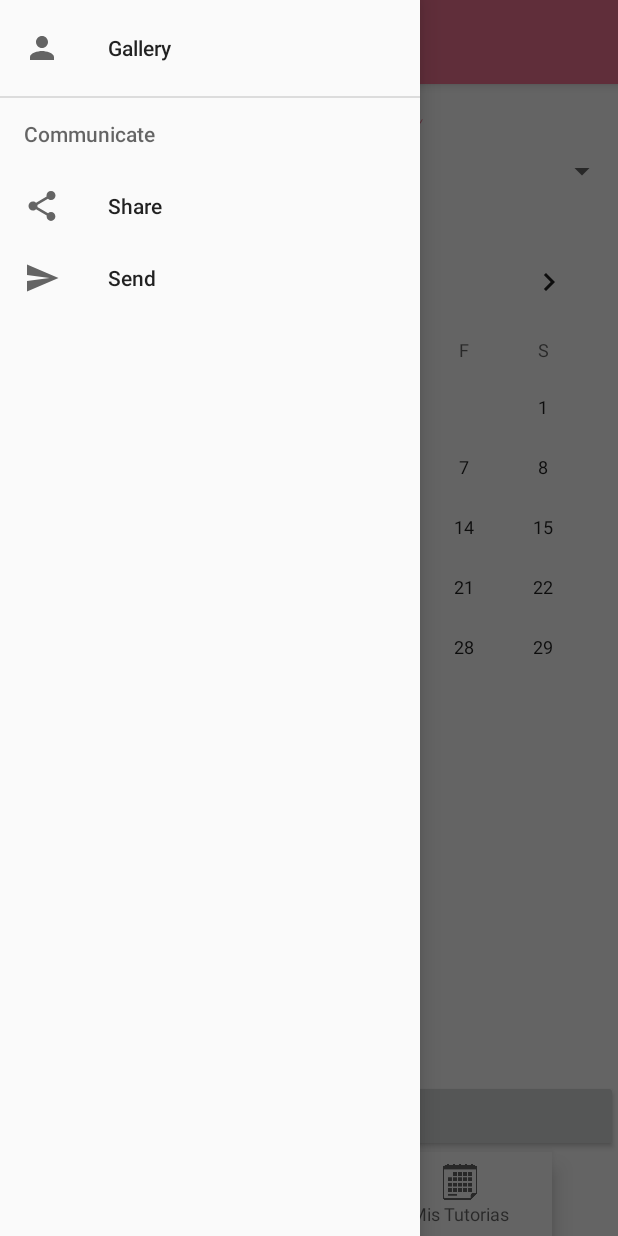
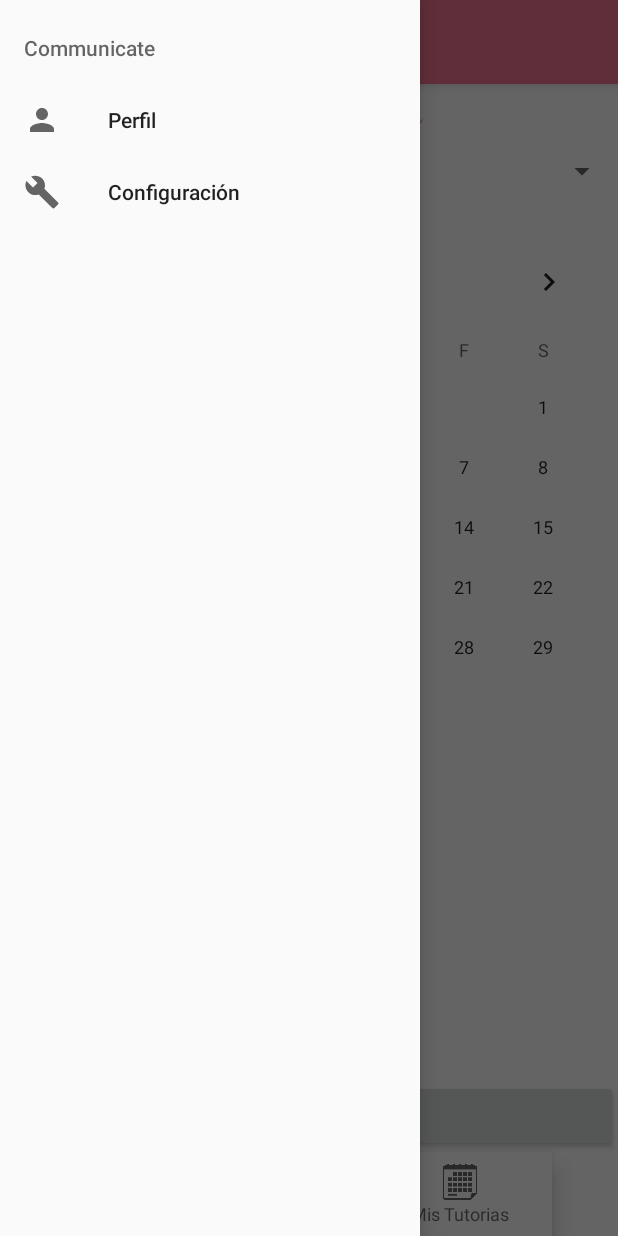
Before and after one commit to andresvega82/COSW-2017-ForeignMobile, an Android app: the NewTutorialActivity screen opened directly, with no data from a screen before it, with the side drawer open, on a phone screen of 412 x 824 dp. Run offline under Robolectric (Android 15) with nearby library versions, the phone set to English and light mode, and no system bars.

Commit message:
Vista perfil

```diff
--- a/app/src/main/AndroidManifest.xml
+++ b/app/src/main/AndroidManifest.xml
@@ -21,6 +21,9 @@
         <activity android:name=".ui.activity.Registrer2Activity">
 
         </activity>
+        <activity android:name=".ui.activity.ProfileActivity">
+
+        </activity>
         <activity android:name=".ui.activity.LoginActivity">
             <intent-filter>
                 <action android:name="android.intent.action.MAIN" />
--- a/app/src/main/java/edu/eci/com/foreignmobile/ui/activity/LoginActivity.java
+++ b/app/src/main/java/edu/eci/com/foreignmobile/ui/activity/LoginActivity.java
@@ -47,7 +47,7 @@ public class LoginActivity extends AppCompatActivity implements FirebaseAuth.Aut
                 @Override
                 public void onComplete(@NonNull Task<AuthResult> task) {
                     if (task.isSuccessful()) {
-                        viewTutorial();
+                        viewTutorial(task.getResult().getUser().getUid());
                     }
                 }
             });
@@ -61,13 +61,13 @@ public class LoginActivity extends AppCompatActivity implements FirebaseAuth.Aut
 
     @Override
     public void onAuthStateChanged(@NonNull FirebaseAuth firebaseAuth) {
-
     }
 
-    public void viewTutorial(){
+    public void viewTutorial(String userId){
         ProgressBar pr = (ProgressBar) findViewById(R.id.progressBar2);
         pr.setVisibility(View.GONE);
         Intent next = new Intent(this,NewTutorialActivity.class);
+        next.putExtra("userId",userId);
         startActivity(next);
     }
 }
--- a/app/src/main/java/edu/eci/com/foreignmobile/ui/activity/NewTutorialActivity.java
+++ b/app/src/main/java/edu/eci/com/foreignmobile/ui/activity/NewTutorialActivity.java
@@ -1,5 +1,6 @@
 package edu.eci.com.foreignmobile.ui.activity;
 
+import android.content.Intent;
 import android.graphics.drawable.Drawable;
 import android.support.annotation.NonNull;
 import android.support.design.widget.NavigationView;
@@ -27,7 +28,7 @@ import edu.eci.com.foreignmobile.entities.Tutor;
 
 public class NewTutorialActivity extends AppCompatActivity
         implements NavigationView.OnNavigationItemSelectedListener {
-
+    String userId="";
     Spinner listLanguages;
     String[] languages = {"¿Qué idioma quieres practicar?","English", "Español", "Portugues", "Deutsch"};
     String[] tutorias = { "tutor 1", "tutor 2", "tutor 3", "tutor 4"};
@@ -40,6 +41,8 @@ public class NewTutorialActivity extends AppCompatActivity
     protected void onCreate(Bundle savedInstanceState) {
         super.onCreate(savedInstanceState);
         setContentView(R.layout.activity_new_tutorial);
+        Intent intent = getIntent();
+        userId = intent.getStringExtra("userId");
 
         ///
         Toolbar toolbar = (Toolbar) findViewById(R.id.toolbar);
@@ -207,4 +210,10 @@ public class NewTutorialActivity extends AppCompatActivity
     public boolean onNavigationItemSelected(@NonNull MenuItem item) {
         return false;
     }
+
+    public void viewProfile(MenuItem item) {
+        Intent intent = new Intent(this,ProfileActivity.class);
+        intent.putExtra("userID",userId);
+        startActivity(intent);
+    }
 }
--- a/app/src/main/res/menu/activity_main_drawer.xml
+++ b/app/src/main/res/menu/activity_main_drawer.xml
@@ -1,85 +1,19 @@
 <?xml version="1.0" encoding="utf-8"?>
 <menu xmlns:android="http://schemas.android.com/apk/res/android">
     <group android:checkableBehavior="single">
-
-        <item
-            android:id="@+id/nav_gallery"
-            android:icon="@drawable/ic_person_black_24dp"
-            android:title="Gallery" />
-
     </group>
 
-<!--
-
-<item
-            android:id="@+id/nav_slideshow"
-            android:icon="@drawable/ic_menu_slideshow"
-            android:title="Slideshow" />
-        <item
-            android:id="@+id/nav_manage"
-            android:icon="@drawable/ic_menu_manage"
-            android:title="Tools" />
-
-
-        <Space
-            android:layout_width="30dp"
-            android:layout_height="wrap_content" />
-        <LinearLayout
-            android:orientation="vertical"
-            android:layout_width="wrap_content"
-            android:layout_height="match_parent">
-            <LinearLayout
-                android:orientation="vertical"
-                android:layout_width="match_parent"
-                android:layout_height="match_parent"
-                android:background="@color/colorPrimaryDark">
-                <ImageView
-                    android:src="@mipmap/perfil"
-                    android:layout_width="wrap_content"
-                    android:layout_height="wrap_content"
-                    android:id="@+id/imageView" />
-                <TextView
-                    android:text="@string/nombre"
-                    android:layout_width="wrap_content"
-                    android:layout_height="wrap_content"
-                    android:id="@+id/nombre"
-                    android:textColor="@color/colorAccent"
-                    android:textSize="50dp"/>
-            </LinearLayout>
-            <TextView
-                android:text="Vive en"
-                android:layout_width="wrap_content"
-                android:layout_height="wrap_content"
-                android:id="@+id/vive"
-                android:textColor="@color/colorAccent"
-                android:textSize="50dp"/>
-            <TextView
-                android:text="Edad"
-                android:layout_width="wrap_content"
-                android:layout_height="wrap_content"
-                android:id="@+id/edad"
-                android:textColor="@color/colorAccent"
-                android:textSize="50dp"/>
-            <TextView
-                android:text="Lengua materna"
-                android:layout_width="wrap_content"
-                android:layout_height="wrap_content"
-                android:id="@+id/idioma"
-                android:textColor="@color/colorAccent"
-                android:textSize="50dp"/>
-    </LinearLayout>
-
--->
     <item android:title="Communicate">
         <menu>
             <item
                 android:id="@+id/nav_share"
-                android:icon="@drawable/ic_menu_share"
-                android:title="Share" />
+                android:icon="@drawable/ic_person_black_24dp"
+                android:title="Perfil"
+                android:onClick="viewProfile"/>
             <item
                 android:id="@+id/nav_send"
-                android:icon="@drawable/ic_menu_send"
-                android:title="Send" />
+                android:icon="@drawable/ic_menu_manage"
+                android:title="Configuración" />
         </menu>
     </item>
 
```
Also changed, not shown: app/src/main/java/edu/eci/com/foreignmobile/ui/activity/ProfileActivity.java (added, +27 -0 lines), app/src/main/res/layout/activity_profile.xml (added, +99 -0 lines).
